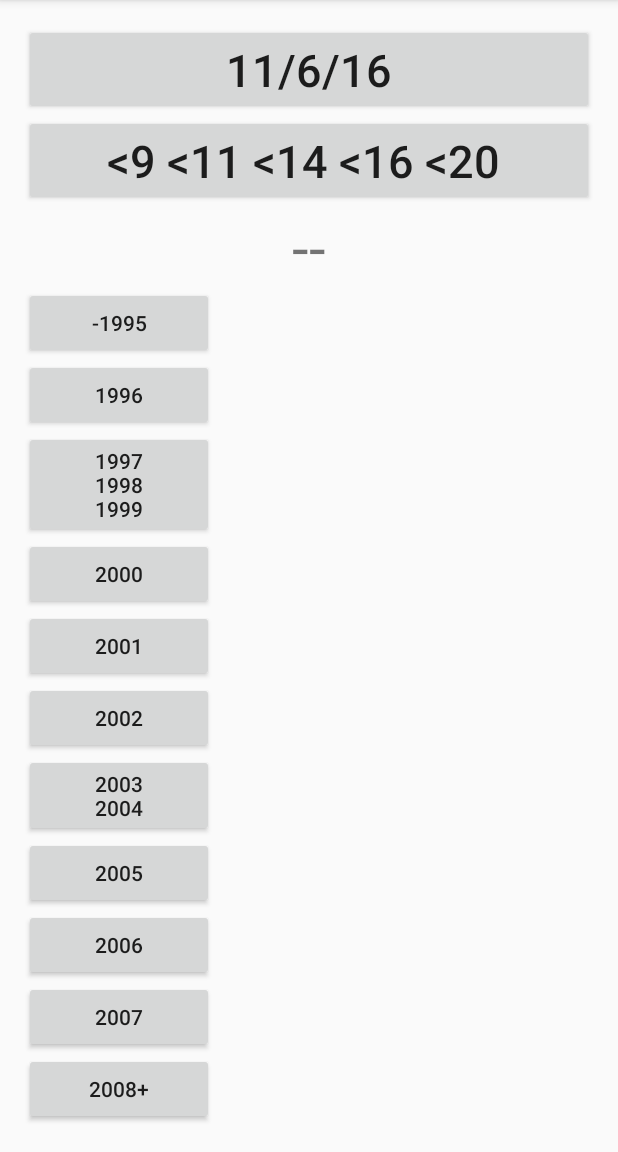
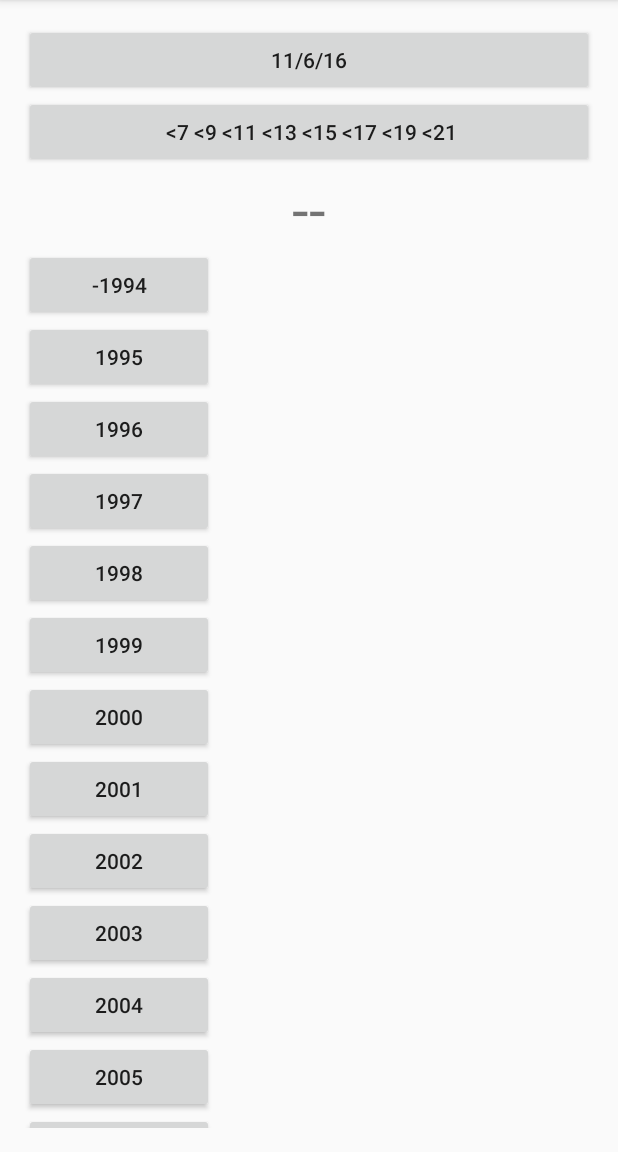
Before and after one commit to kjpluck/AndroidAgeCategorizer, an Android app: the screen it shows after launch (MainActivity), on a phone screen of 412 x 824 dp, the part 84-1236 px from its top. Run offline under Robolectric (Android 15) with nearby library versions, the phone set to English and light mode, and no system bars.

Commit message:
First release

```diff
--- a/app/src/main/AndroidManifest.xml
+++ b/app/src/main/AndroidManifest.xml
@@ -11,6 +11,7 @@
         <activity
             android:name=".MainActivity"
             android:label="@string/app_name"
+            android:screenOrientation="portrait"
             android:theme="@style/AppTheme.NoActionBar">
             <intent-filter>
                 <action android:name="android.intent.action.MAIN" />
@@ -21,6 +22,7 @@
         <activity
             android:name=".CategoriesSelectorActivity"
             android:label="@string/title_activity_categories_selector"
+            android:screenOrientation="portrait"
             android:parentActivityName=".MainActivity"
             android:theme="@style/AppTheme.NoActionBar">
             <meta-data
--- a/app/src/main/java/com/example/kevinpluck/agecategorizer/CategoriesAdapter.java
+++ b/app/src/main/java/com/example/kevinpluck/agecategorizer/CategoriesAdapter.java
@@ -48,7 +48,7 @@ public class CategoriesAdapter extends BaseAdapter {
 
     private void enableOkButton(ArrayList<Integer> ages) {
         Button okButton = (Button) context.findViewById(R.id.okButton);
-        okButton.setEnabled(ages.size() > 2);
+        okButton.setEnabled(ages.size() >= 2);
     }
 
     @Override
--- a/app/src/main/java/com/example/kevinpluck/agecategorizer/CategoriesSelectorActivity.java
+++ b/app/src/main/java/com/example/kevinpluck/agecategorizer/CategoriesSelectorActivity.java
@@ -21,9 +21,8 @@ public class CategoriesSelectorActivity extends AppCompatActivity {
         super.onCreate(savedInstanceState);
         setContentView(R.layout.activity_categories_selector);
         Toolbar toolbar = (Toolbar) findViewById(R.id.toolbar);
+        toolbar.setNavigationIcon(null);
         setSupportActionBar(toolbar);
-
-        getSupportActionBar().setDisplayHomeAsUpEnabled(true);
 
         Intent i = getIntent();
         ageCategories = i.getIntegerArrayListExtra("categories");
--- a/app/src/main/java/com/example/kevinpluck/agecategorizer/MainActivity.java
+++ b/app/src/main/java/com/example/kevinpluck/agecategorizer/MainActivity.java
@@ -1,11 +1,13 @@
 package com.example.kevinpluck.agecategorizer;
 
 import android.app.DatePickerDialog;
+import android.content.Context;
 import android.content.Intent;
 import android.os.Bundle;
 import android.support.annotation.NonNull;
 import android.support.v7.app.AppCompatActivity;
 import android.support.v7.widget.Toolbar;
+import android.util.TypedValue;
 import android.view.View;
 import android.view.Menu;
 import android.view.MenuItem;
@@ -14,6 +16,10 @@ import android.widget.DatePicker;
 import android.widget.LinearLayout;
 import android.widget.TextView;
 
+import java.io.BufferedReader;
+import java.io.FileInputStream;
+import java.io.FileOutputStream;
+import java.io.InputStreamReader;
 import java.text.DateFormat;
 import java.util.ArrayList;
 import java.util.Arrays;
@@ -24,6 +30,8 @@ public class MainActivity extends AppCompatActivity {
     private LinearLayout yearButtonLayout;
     private LinearLayout monthButtonLayout;
     private LinearLayout dayButtonLayout;
+    private static final String ageCategoriesFilename = "ageCategories";
+    private ArrayList<Integer> defaultAgeCategoriesArray = new ArrayList<Integer>(Arrays.asList(7,9,11,13,15,17,19,21));
     private ArrayList<Integer> ageCategoriesArray = new ArrayList<Integer>(Arrays.asList(9,11,14,16,20));
     private Button categoriesButton;
     private TextView categoryOutputTextView;
@@ -62,22 +70,65 @@ public class MainActivity extends AppCompatActivity {
 
         };
 
+        loadAgeCategories();
         generateButtons();
     }
 
+    private void loadAgeCategories() {
+        try {
+            FileInputStream fis = getApplicationContext().openFileInput(ageCategoriesFilename);
+            InputStreamReader isr = new InputStreamReader(fis);
+            BufferedReader bufferedReader = new BufferedReader(isr);
+            String agesLine = bufferedReader.readLine();
+            ArrayList<String> ages = new ArrayList<>(Arrays.asList(agesLine.split(",")));
 
-    private String joinAgeArray(){
+            ageCategoriesArray = new ArrayList<>();
+            for (String age: ages){
+                if(age == "") continue;
+                ageCategoriesArray.add(Integer.parseInt(age));
+            }
+        } catch (Exception e) {
+            ageCategoriesArray = defaultAgeCategoriesArray;
+            saveAgeCategories();
+        }
+    }
+
+    private void saveAgeCategories() {
+        String filename = ageCategoriesFilename;
+        String string = joinAgeArray(",");
+        FileOutputStream outputStream;
+
+        try {
+            outputStream = openFileOutput(filename, Context.MODE_PRIVATE);
+            outputStream.write(string.getBytes());
+            outputStream.close();
+        } catch (Exception e) {
+            e.printStackTrace();
+        }
+
+    }
+
+
+    private String joinAgeArray(String separator){
+        return joinAgeArray(separator, false);
+    }
+
+    private String joinAgeArray(String separator, boolean prependSeparator){
         String result = "";
+        String theSeparator = "";
+        if(prependSeparator) theSeparator = separator;
         for(int age: ageCategoriesArray){
-            result += "<" + age + " ";
+            result += theSeparator + age;
+            theSeparator = separator;
         }
 
         return result;
     }
 
     private void generateButtons() {
+        categoryOutputTextView.setText("--");
         showAsOfDate();
-        categoriesButton.setText(joinAgeArray());
+        categoriesButton.setText(joinAgeArray(" <", true));
 
         yearButtonLayout.removeAllViews();
         monthButtonLayout.removeAllViews();
@@ -99,7 +150,7 @@ public class MainActivity extends AppCompatActivity {
 
             while(yearForButton <= (theYear - ageCategoriesArray.get(i) - 1)) {
 
-                if (i >= 0 && yearForButton == (theYear - ageCategoriesArray.get(i) - 1)) {
+                if (i >= 0 && years != "" && yearForButton == (theYear - ageCategoriesArray.get(i) - 1)) {
                     addDefiniteYearButton(years, i + 1);
                     years = "";
                 }
@@ -127,6 +178,7 @@ public class MainActivity extends AppCompatActivity {
             }
         });
         yearButton.setText(years.trim());
+        yearButton.setTextSize(TypedValue.COMPLEX_UNIT_SP, 14);
         yearButtonLayout.addView(yearButton);
     }
 
@@ -233,6 +285,7 @@ public class MainActivity extends AppCompatActivity {
     private View makeButton(View.OnClickListener onClickListener, String text) {
         Button button = new Button(this);
         button.setText(text);
+        button.setTextSize(TypedValue.COMPLEX_UNIT_SP, 14);
         button.setOnClickListener(onClickListener);
         if(text == "") button.setVisibility(View.INVISIBLE);
         return button;
@@ -241,6 +294,7 @@ public class MainActivity extends AppCompatActivity {
     private void addDefiniteYearButton(String years, final int categoryIndex) {
         Button yearButton = new Button(this);
         yearButton.setText(years.trim());
+        yearButton.setTextSize(TypedValue.COMPLEX_UNIT_SP, 14);
         yearButton.setOnClickListener(new View.OnClickListener() {
             public void onClick(View v) {
                 clearMonthAndDay();
@@ -309,6 +363,7 @@ public class MainActivity extends AppCompatActivity {
         if(resultCode == RESULT_OK){
             Bundle result = Data.getExtras();
             ageCategoriesArray = result.getIntegerArrayList("categories");
+            saveAgeCategories();
             generateButtons();
         }
     }
--- a/app/src/main/res/layout/content_main.xml
+++ b/app/src/main/res/layout/content_main.xml
@@ -15,11 +15,9 @@
 
 
     <Button
-        android:text="6 / 11 / 2016"
         android:layout_width="match_parent"
         android:layout_height="wrap_content"
         android:id="@+id/asOfDateButton"
-        android:textSize="30sp"
         android:textAlignment="center"
         android:onClick="showDatePicker"/>
 
@@ -29,7 +27,6 @@
         android:layout_height="wrap_content"
         android:id="@+id/categoriesTextView"
         android:contextClickable="true"
-        android:textSize="30sp"
         android:onClick="showCategoriesSelector"
         android:layout_below="@id/asOfDateButton"
         android:lines="1"
@@ -41,6 +38,7 @@
         android:layout_height="wrap_content"
         android:id="@+id/categoryOutputTextView"
         android:textSize="40sp"
+        android:gravity="center"
         android:textAlignment="center"
         android:layout_below="@id/categoriesTextView"/>
 
--- a/app/src/main/res/values/strings.xml
+++ b/app/src/main/res/values/strings.xml
@@ -1,5 +1,5 @@
 <resources>
     <string name="app_name">Age Categorizer</string>
-    <string name="action_settings">Settings</string>
+    <string name="action_settings">Tweet me @kevpluck</string>
     <string name="title_activity_categories_selector">CategoriesSelector</string>
 </resources>
```
Also changed, not shown: app/src/main/res/mipmap-hdpi/ic_launcher.png, app/src/main/res/mipmap-mdpi/ic_launcher.png, app/src/main/res/mipmap-xhdpi/ic_launcher.png, app/src/main/res/mipmap-xxhdpi/ic_launcher.png, app/src/main/res/mipmap-xxxhdpi/ic_launcher.png.
